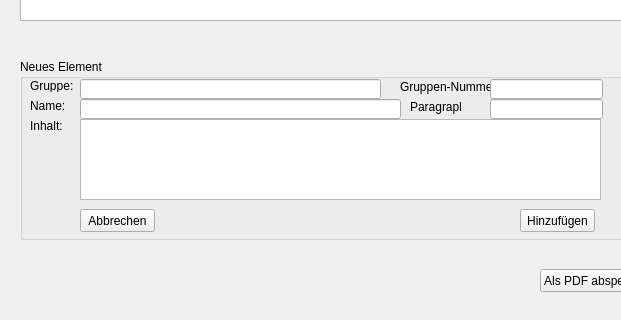
Above: QVerwaltung/QV_Mietvertrag.ui from seppy87/QVerwaltung before the change; both pictures show x 0 to 621 and y 211 to 531 of the 768 by 531 pixel window. Below: the same form after it.
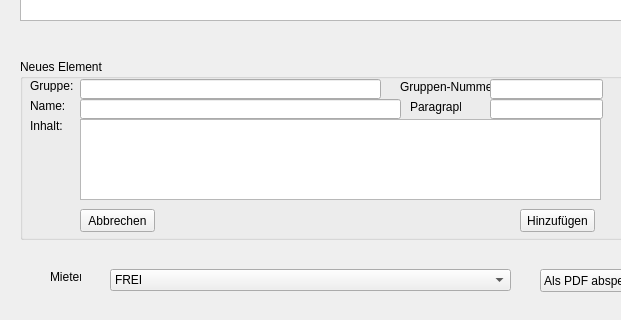
That is the form after the change. Icons and pictures are not drawn.

Diff of the .ui file:
```diff
--- a/QVerwaltung/QV_Mietvertrag.ui
+++ b/QVerwaltung/QV_Mietvertrag.ui
@@ -249,6 +249,34 @@
     </property>
    </widget>
   </widget>
+  <widget class="QLabel" name="label_6">
+   <property name="geometry">
+    <rect>
+     <x>50</x>
+     <y>480</y>
+     <width>31</width>
+     <height>16</height>
+    </rect>
+   </property>
+   <property name="text">
+    <string>Mieter:</string>
+   </property>
+  </widget>
+  <widget class="QComboBox" name="cb_tennant">
+   <property name="geometry">
+    <rect>
+     <x>110</x>
+     <y>480</y>
+     <width>401</width>
+     <height>22</height>
+    </rect>
+   </property>
+   <item>
+    <property name="text">
+     <string>FREI</string>
+    </property>
+   </item>
+  </widget>
  </widget>
  <layoutdefault spacing="6" margin="11"/>
  <resources>
```
